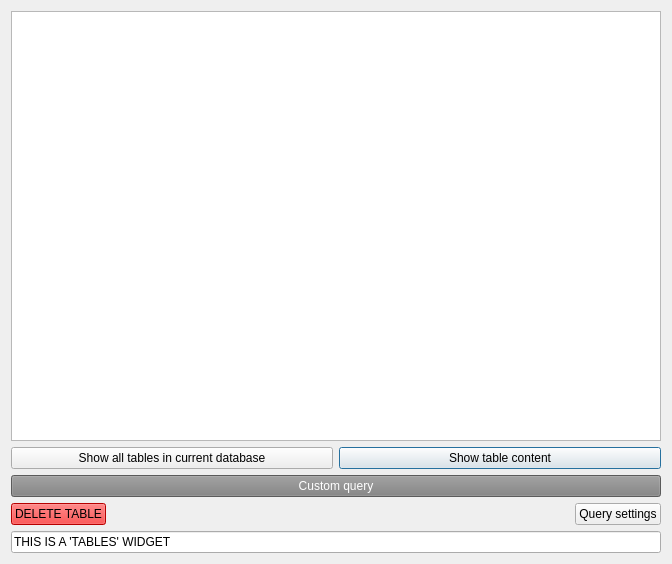
Above: tables.ui from TiReks33/adb-explorer before the change. Below: the same form after it.
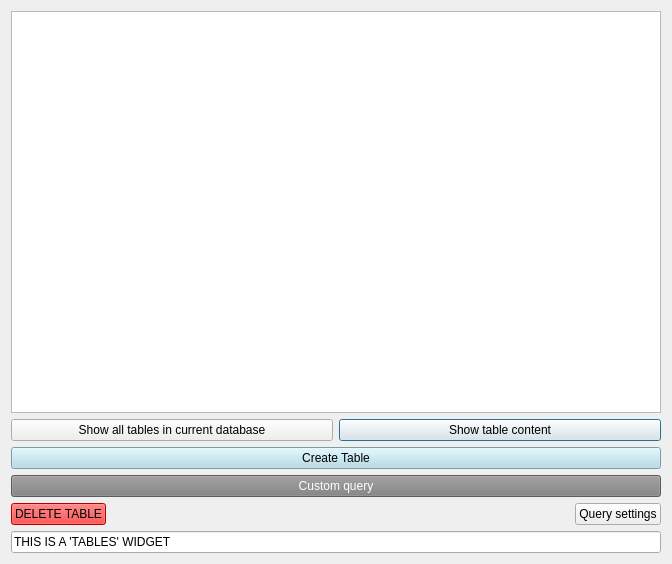
That is the form after the change.

Diff of the .ui file:
```diff
--- a/tables.ui
+++ b/tables.ui
@@ -41,6 +41,16 @@
      </item>
     </layout>
    </item>
+   <item>
+    <widget class="QPushButton" name="create_table_button">
+     <property name="styleSheet">
+      <string notr="true">background: lightblue;</string>
+     </property>
+     <property name="text">
+      <string>Create Table</string>
+     </property>
+    </widget>
+   </item>
    <item>
     <widget class="QPushButton" name="Custom_Query_Button">
      <property name="styleSheet">
```
